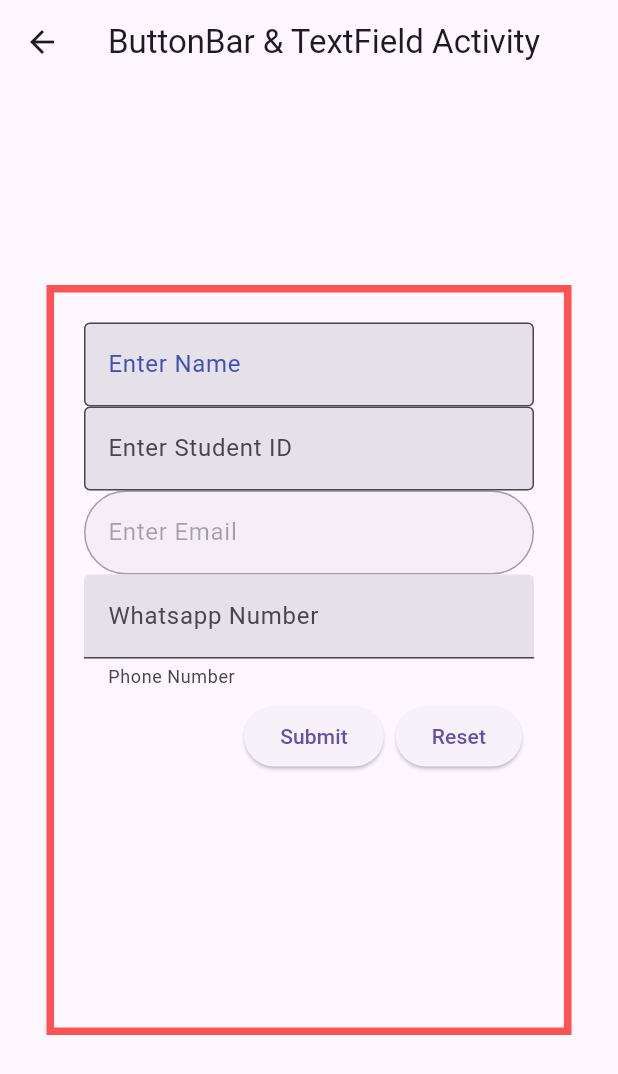
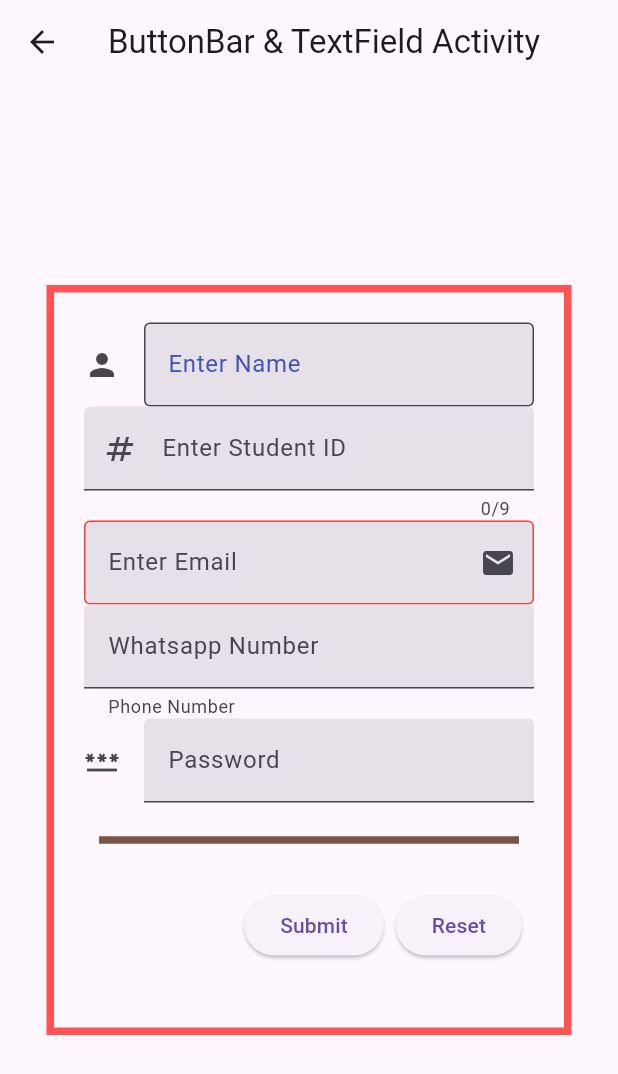
Before and after one commit to ShantoGUB567/Flutter, a Flutter app: the ButtonBarAct screen opened directly, on a phone screen of 412 x 824 dp. Shown: the top 1074 px of the screen. Run offline on Flutter 3.47's test engine with Material 3 defaults, Android fonts, the phone set to English and light mode, and no system bars; our stand-ins replace cached_network_image, google_fonts, image_picker, shimmer, speech_to_text; accounts and stored records are empty.

Commit message:
add some widgets

```diff
--- a/new_app_6/lib/buttonBar.dart
+++ b/new_app_6/lib/buttonBar.dart
@@ -25,7 +25,8 @@ class ButtonBarAct extends StatelessWidget {
                   ),
                   filled: true,
                   labelText: "Enter Name",
-                  labelStyle: TextStyle(color: Colors.indigo)
+                  labelStyle: TextStyle(color: Colors.indigo),
+                  icon: Icon(Icons.person)
                 ),
               ),
               TextField(
@@ -33,19 +34,34 @@ class ButtonBarAct extends StatelessWidget {
                 decoration: InputDecoration(
                   filled: true,
                   labelText: "Enter Student ID",
-                  border: OutlineInputBorder(),
+                  border: UnderlineInputBorder(),
+                  prefixIcon: Icon(Icons.numbers)
                 ),
+                maxLength: 9,
+                maxLengthEnforcement: null,
               ),
               TextField(
                 keyboardType: TextInputType.emailAddress,
-                enabled: false,
+                // enabled: false,
                 decoration: InputDecoration(
                   border: OutlineInputBorder(
                     borderRadius: BorderRadius.circular(28)
                   ),
+                  enabledBorder: OutlineInputBorder(
+                    borderSide: BorderSide(color: Colors.red)
+                  ),
+                  focusedBorder: OutlineInputBorder(
+                    borderSide: BorderSide(color: Colors.purple)
+                  ),
                   filled: true,
-                  labelText: "Enter Email"
+                  labelText: "Enter Email",
+                  suffixIcon: Icon(Icons.email),
+                  suffixText: "@gmail.com",
                 ),
+                cursorColor: Colors.pink,
+                cursorWidth: 10,
+                // showCursor: false,
+
               ),
               TextField(
                 keyboardType: TextInputType.number,
@@ -55,6 +71,28 @@ class ButtonBarAct extends StatelessWidget {
                   hintText: "01XXXXXXXXX",
                   helperText: "Phone Number",
                 ),
+              ),
+              TextField(
+                decoration: InputDecoration(
+                  icon: Icon(Icons.password),
+                  labelText: "Password",
+                  filled: true,
+                ),
+                obscureText: true,
+                obscuringCharacter: "@",
+                toolbarOptions: ToolbarOptions(
+                  copy: true,
+                  selectAll: true,
+                  paste: false,
+                  cut: true,
+                ),
+              ),
+              Divider(
+                height: 50,
+                thickness: 5,
+                color: Colors.brown,
+                indent: 10,
+                endIndent: 10,
               ),
               ButtonBar(
                 children: [
```
